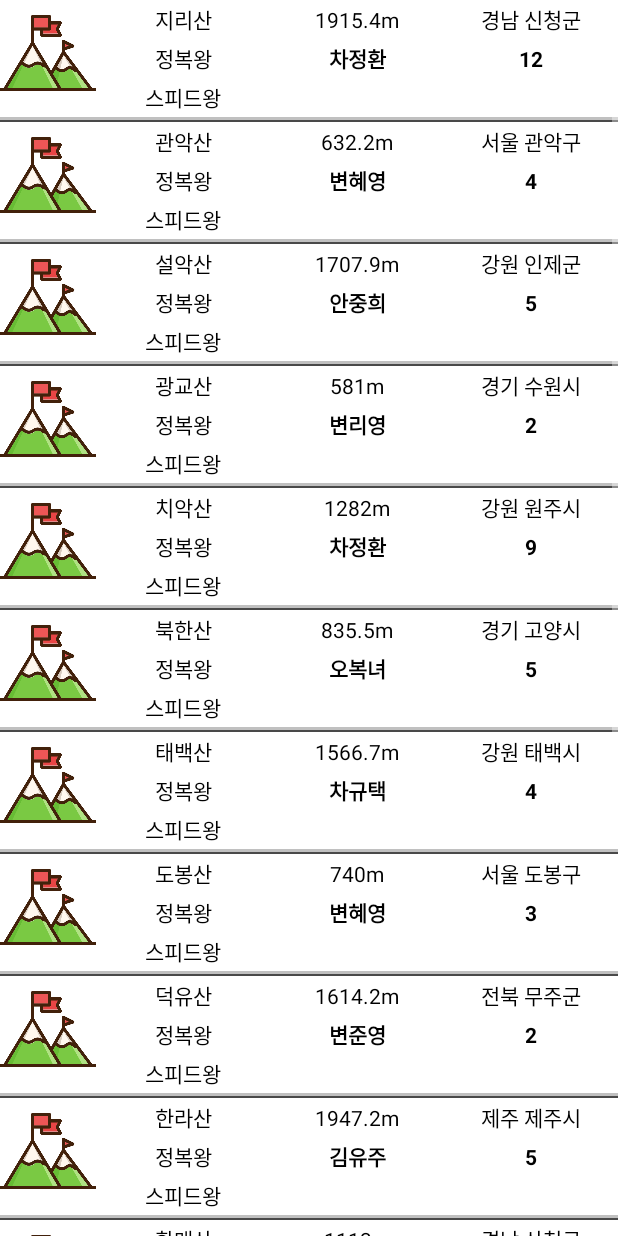
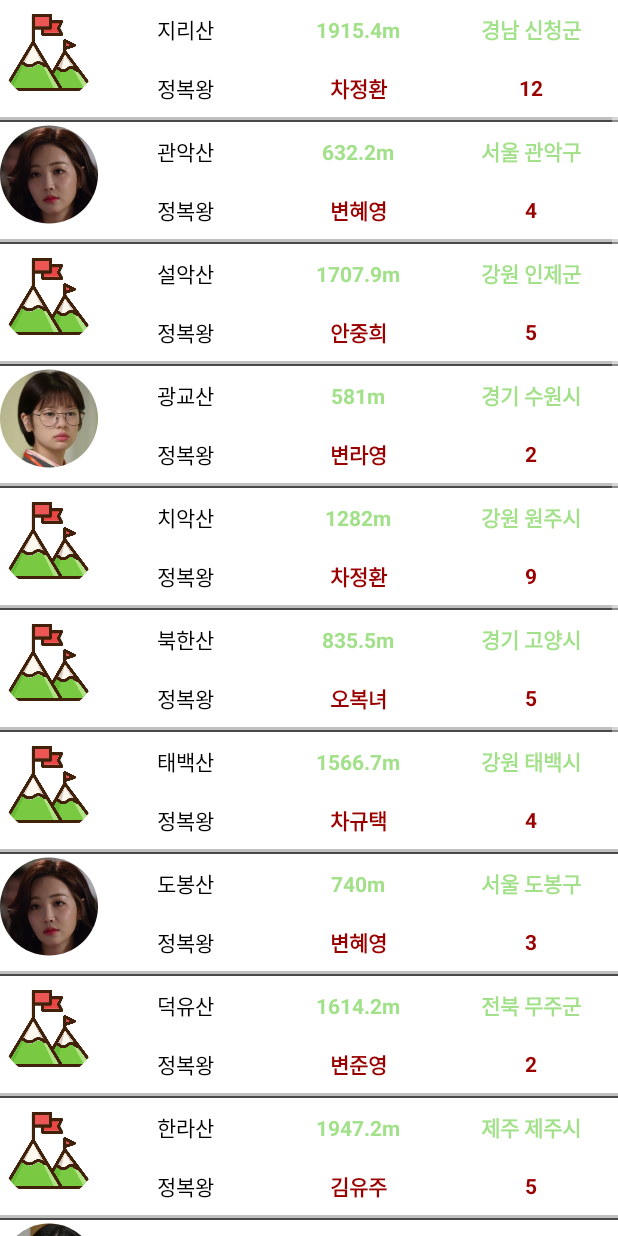
Before and after one commit to aragon1105/media_mountain_real, an Android app: the fragment Fragment_kinglist shown on its own in the app's theme, on a phone screen of 412 x 824 dp. Run offline under Robolectric (Android 15) with nearby library versions, the phone set to English and light mode, and no system bars; our stand-ins replace CircleImageView; pictures from the network do not load; Roboto replaces fonts that are not available here.

Commit message:
마이페이지 수정 및 데이터 삽입

```diff
--- a/app/src/main/java/company/co/kr/mountainking/Fragment_kinglist.java
+++ b/app/src/main/java/company/co/kr/mountainking/Fragment_kinglist.java
@@ -31,16 +31,16 @@ public class Fragment_kinglist extends ListFragment {
         setListAdapter(adapter);
 
         adapter.addItem(ContextCompat.getDrawable(getActivity(), R.drawable.mountains), "1915.4m", "지리산", "차정환", 12, "경남 신청군");
-        adapter.addItem(ContextCompat.getDrawable(getActivity(), R.drawable.mountains), "632.2m", "관악산", "변혜영", 4, "서울 관악구");
+        adapter.addItem(ContextCompat.getDrawable(getActivity(), R.drawable.yuri), "632.2m", "관악산", "변혜영", 4, "서울 관악구");
         adapter.addItem(ContextCompat.getDrawable(getActivity(), R.drawable.mountains), "1707.9m", "설악산", "안중희", 5, "강원 인제군");
-        adapter.addItem(ContextCompat.getDrawable(getActivity(), R.drawable.mountains), "581m", "광교산", "변리영", 2, "경기 수원시");
+        adapter.addItem(ContextCompat.getDrawable(getActivity(), R.drawable.somin), "581m", "광교산", "변라영", 2, "경기 수원시");
         adapter.addItem(ContextCompat.getDrawable(getActivity(), R.drawable.mountains), "1282m", "치악산", "차정환", 9, "강원 원주시");
         adapter.addItem(ContextCompat.getDrawable(getActivity(), R.drawable.mountains), "835.5m", "북한산", "오복녀", 5, "경기 고양시");
         adapter.addItem(ContextCompat.getDrawable(getActivity(), R.drawable.mountains), "1566.7m", "태백산", "차규택", 4, "강원 태백시");
-        adapter.addItem(ContextCompat.getDrawable(getActivity(), R.drawable.mountains), "740m", "도봉산", "변혜영", 3, "서울 도봉구");
+        adapter.addItem(ContextCompat.getDrawable(getActivity(), R.drawable.yuri), "740m", "도봉산", "변혜영", 3, "서울 도봉구");
         adapter.addItem(ContextCompat.getDrawable(getActivity(), R.drawable.mountains), "1614.2m", "덕유산", "변준영", 2, "전북 무주군");
         adapter.addItem(ContextCompat.getDrawable(getActivity(), R.drawable.mountains), "1947.2m", "한라산", "김유주", 5, "제주 제주시");
-        adapter.addItem(ContextCompat.getDrawable(getActivity(), R.drawable.mountains), "1113m", "황매산", "변미영", 2, "경남 산청군");
+        adapter.addItem(ContextCompat.getDrawable(getActivity(), R.drawable.hwayoung), "1113m", "황매산", "변미영", 2, "경남 산청군");
         adapter.addItem(ContextCompat.getDrawable(getActivity(), R.drawable.mountains), "1439.6m", "소백산", "차규택", 7, "충북 단양군");
         adapter.addItem(ContextCompat.getDrawable(getActivity(), R.drawable.mountains), "846.4m", "계룡산", "이보미", 3, "충남 계룡시");
         adapter.addItem(ContextCompat.getDrawable(getActivity(), R.drawable.mountains), "1058.4m", "속리산", "안중희", 5, "충북 보은군");
--- a/app/src/main/res/layout/mountain_list_item.xml
+++ b/app/src/main/res/layout/mountain_list_item.xml
@@ -16,20 +16,19 @@
 
         android:layout_weight="1">
 
-        <ImageView
+        <company.co.kr.mountainking.CircleImageView
             android:id="@+id/list_mt_image"
             android:layout_width="70dp"
             android:layout_height="70dp"
             android:gravity="center"
-            android:scaleType="centerInside"
-            app:srcCompat="@drawable/mountains"
+            app:srcCompat="@drawable/somin"
             android:layout_weight="1" />
 
         <LinearLayout
             android:layout_width="match_parent"
             android:layout_height="match_parent"
             android:orientation="vertical"
-            android:layout_weight="10">
+            android:layout_weight="13">
 
             <LinearLayout
                 android:layout_width="match_parent"
@@ -41,24 +40,26 @@
                     android:layout_height="match_parent"
                     android:gravity="center"
                     android:id="@+id/mountain_name"
-                    android:text=""
+                    android:text="산이름"
                     android:textColor="#000000"
                     android:layout_weight="1"/>
                 <TextView
                     android:layout_width="match_parent"
                     android:layout_height="match_parent"
                     android:gravity="center"
+                    android:textStyle="bold"
                     android:id="@+id/mountain_height"
-                    android:textColor="#000000"
-                    android:text=""
+                    android:textColor="@color/kinglistGreen"
+                    android:text="고도"
                     android:layout_weight="1"/>
                 <TextView
                     android:layout_width="match_parent"
                     android:layout_height="match_parent"
                     android:id="@+id/mountain_location"
                     android:gravity="center"
-                    android:textColor="#000000"
-                    android:text=""
+                    android:textStyle="bold"
+                    android:textColor="@color/kinglistGreen"
+                    android:text="위치"
                     android:layout_weight="1"/>
 
             </LinearLayout>
@@ -80,8 +81,9 @@
                     android:layout_width="match_parent"
                     android:layout_height="match_parent"
                     android:gravity="center"
+                    android:text="나폴레옹"
                     android:id="@+id/jungbok_king"
-                    android:textColor="#000000"
+                    android:textColor="#990000"
                     android:layout_weight="1"
                     android:textStyle="bold"/>
 
@@ -90,44 +92,14 @@
                     android:layout_height="match_parent"
                     android:gravity="center"
                     android:id="@+id/jungbok_count"
-                    android:textColor="#000000"
+                    android:textColor="#990000"
                     android:layout_weight="1"
                     android:textStyle="bold"
-                    android:text=""/>
+                    android:text="10"/>
 
             </LinearLayout>
 
-            <LinearLayout
-                android:layout_width="match_parent"
-                android:layout_height="match_parent"
-                android:orientation="horizontal"
-                android:layout_weight="1">
-                <TextView
-                    android:layout_width="match_parent"
-                    android:layout_height="match_parent"
-                    android:gravity="center"
-                    android:textColor="#000000"
-                    android:layout_weight="1"
-                    android:text="스피드왕"/>
-                <TextView
-                    android:layout_width="match_parent"
-                    android:layout_height="match_parent"
-                    android:gravity="center"
-                    android:textColor="#000000"
-                    android:layout_weight="1"
-                    android:textStyle="bold"
-                    android:id="@+id/speed_king"
-                    android:text=""/>
-                <TextView
-                    android:layout_width="match_parent"
-                    android:layout_height="match_parent"
-                    android:gravity="center"
-                    android:textColor="#000000"
-                    android:layout_weight="1"
-                    android:textStyle="bold"
-                    android:id="@+id/speed_record"
-                    android:text=""/>
-            </LinearLayout>
+
 
         </LinearLayout>
 
--- a/app/src/main/res/values/colors.xml
+++ b/app/src/main/res/values/colors.xml
@@ -8,4 +8,5 @@
     <color name="lightsilver">#c0c0c0</color>
     <color name="lightyellow">#ffffe0</color>
     <color name="white">#ffffff</color>
+    <color name="muchlightsilver">#FAFAFA</color>
 </resources>
```
Also changed, not shown: app/src/main/java/company/co/kr/mountainking/Fragment_mypage.java (+16 -8 lines), app/src/main/res/layout/my_mountain_list_item.xml (+10 -5 lines), app/src/main/res/layout/mypage_fragment.xml (+12 -3 lines).
